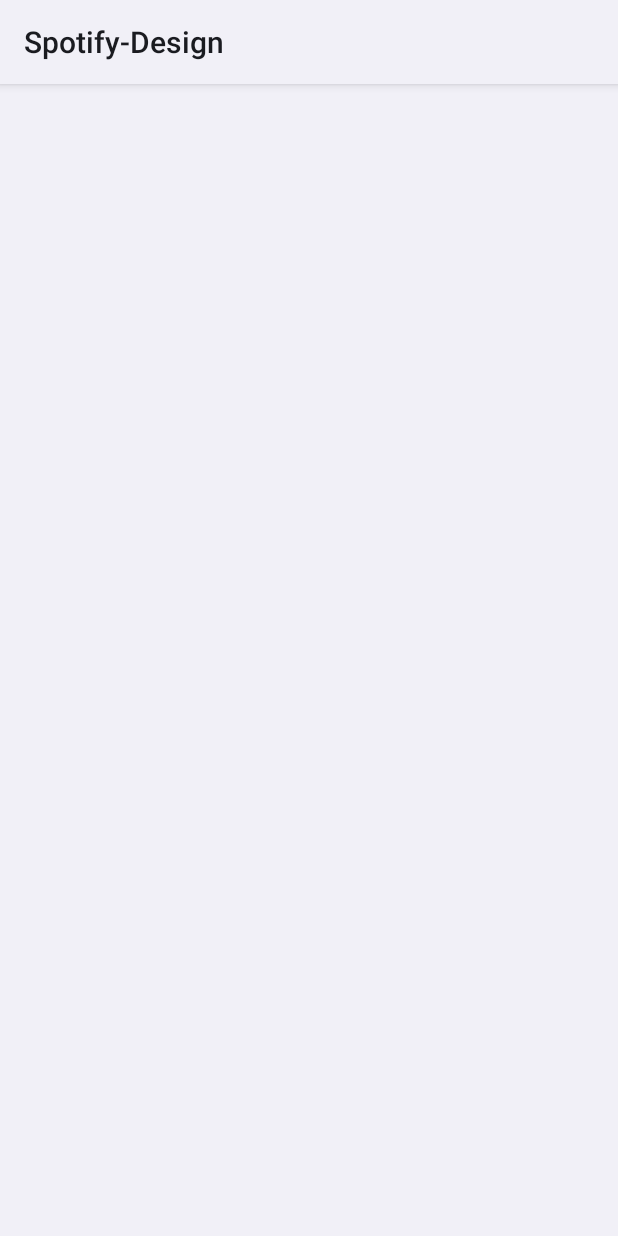
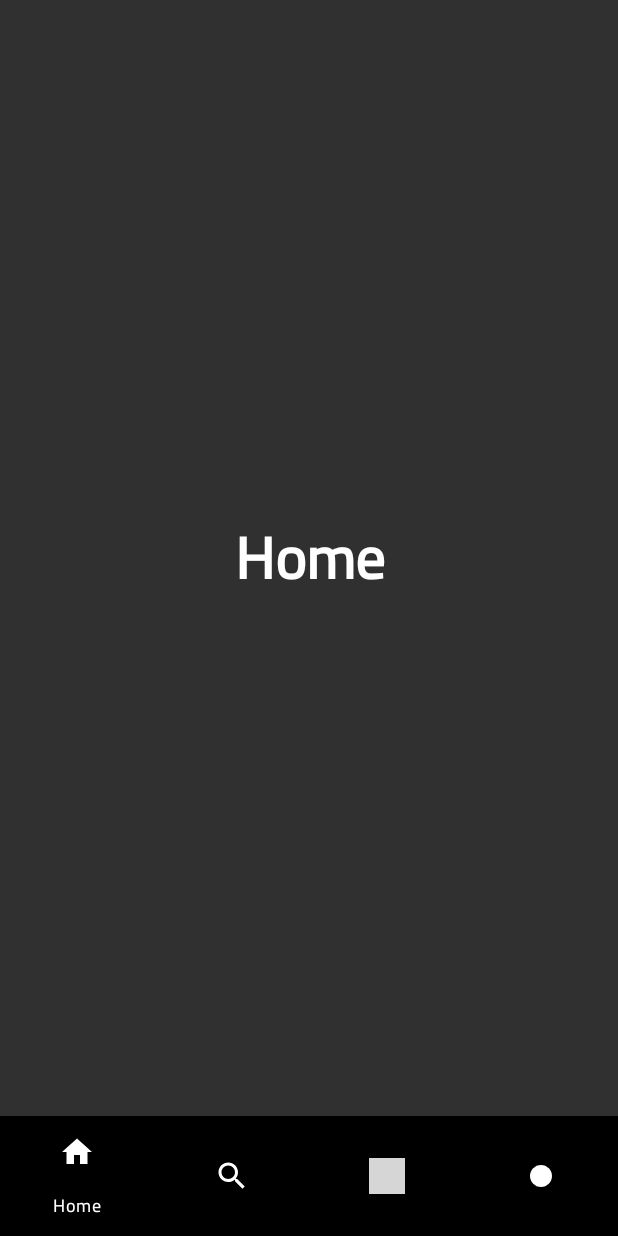
Before and after one commit to HeshamAbuShaban/Spotify-Design, an Android app: the screen it shows after launch (MainActivity), on a phone screen of 412 x 824 dp. Run offline under Robolectric (Android 15) with nearby library versions, the phone set to English and light mode, and no system bars; our stand-ins replace navigation-ui, sdp/ssp sizes; grey boxes are pictures that could not be loaded.

```diff
--- a/app/src/main/AndroidManifest.xml
+++ b/app/src/main/AndroidManifest.xml
@@ -16,7 +16,7 @@
         <activity
             android:name=".ui.screens.MainActivity"
             android:exported="true"
-            android:theme="@style/Theme.SplashScreen">
+            android:theme="@style/Theme.App.Starting">
             <intent-filter>
                 <action android:name="android.intent.action.MAIN" />
 
--- a/app/src/main/java/dev/training/spotify_design/ui/screens/MainActivity.kt
+++ b/app/src/main/java/dev/training/spotify_design/ui/screens/MainActivity.kt
@@ -3,6 +3,9 @@ package dev.training.spotify_design.ui.screens
 import android.os.Bundle
 import androidx.appcompat.app.AppCompatActivity
 import androidx.core.splashscreen.SplashScreen.Companion.installSplashScreen
+import androidx.navigation.fragment.findNavController
+import androidx.navigation.ui.setupWithNavController
+import dev.training.spotify_design.R
 import dev.training.spotify_design.databinding.ActivityMainBinding
 
 class MainActivity : AppCompatActivity() {
@@ -14,6 +17,28 @@ class MainActivity : AppCompatActivity() {
         installSplashScreen()
         binding = ActivityMainBinding.inflate(layoutInflater)
         setContentView(binding.root)
+        setupBottomNavView()
+    }
 
+    private fun setupBottomNavView() {
+        val mainNavHostFragment = supportFragmentManager
+            .findFragmentById(R.id.main_nav_host_fragment)!!
+        val navController = mainNavHostFragment
+            .findNavController()
+        val bnv = binding.bottomNavView
+
+        // set it up
+        bnv.setupWithNavController(navController)
+        /*// guard navigation to change visibility
+        navController.addOnDestinationChangedListener { _, destination, _ ->
+            when (destination.id) {
+                R.id.settingsFragment,
+                R.id.runFragment,
+                R.id.statisticsFragment,
+                -> bnv.isVisible = true
+
+                else -> bnv.isVisible = false
+            }
+        }*/
     }
 }
--- a/app/src/main/res/layout/activity_main.xml
+++ b/app/src/main/res/layout/activity_main.xml
@@ -11,7 +11,7 @@
         android:id="@+id/main_nav_host_fragment"
         android:name="androidx.navigation.fragment.NavHostFragment"
         android:layout_width="match_parent"
-        android:layout_height="match_parent"
+        android:layout_height="0dp"
         app:defaultNavHost="true"
         app:layout_constraintBottom_toTopOf="@id/bottomNavView"
         app:layout_constraintEnd_toEndOf="parent"
@@ -28,6 +28,7 @@
         android:layout_height="wrap_content"
         android:background="@color/black"
         app:itemIconTint="@color/white"
+        app:itemActiveIndicatorStyle="@style/ActiveIndicator"
         app:itemRippleColor="@color/colorPrimary"
         app:itemTextColor="@color/white"
         app:layout_constraintBottom_toBottomOf="parent"
--- a/app/src/main/res/values-night/themes.xml
+++ b/app/src/main/res/values-night/themes.xml
@@ -3,5 +3,6 @@
     <style name="Base.Theme.SpotifyDesign" parent="Theme.Material3.DayNight.NoActionBar">
         <!-- Customize your dark theme here. -->
         <!-- <item name="colorPrimary">@color/my_dark_primary</item> -->
+        <item name="fontFamily">@font/cairo_medium</item>
     </style>
 </resources>
--- /dev/null
+++ b/app/src/main/res/values/general_app_styles.xml
@@ -0,0 +1,8 @@
+<?xml version="1.0" encoding="utf-8"?>
+<resources>
+
+    <style name="ActiveIndicator" parent="ShapeAppearance.Material3.NavigationBarView.ActiveIndicator">
+        <item name="backgroundTint">@color/transparent</item>
+    </style>
+
+</resources>
--- a/app/src/main/res/values/splash.xml
+++ b/app/src/main/res/values/splash.xml
@@ -9,7 +9,7 @@
         <item name="windowSplashScreenIconBackgroundColor">@color/less_white</item>
 
         <!--Even if its not animated you still have to choose it-->
-        <item name="windowSplashScreenAnimatedIcon">@drawable/ic_launcher_background</item>
+        <item name="windowSplashScreenAnimatedIcon">@drawable/ic_spotify</item>
 
 
     </style>
```
Also changed, not shown: app/build.gradle.kts (+12 -6 lines), build.gradle.kts (+2 -6 lines).
